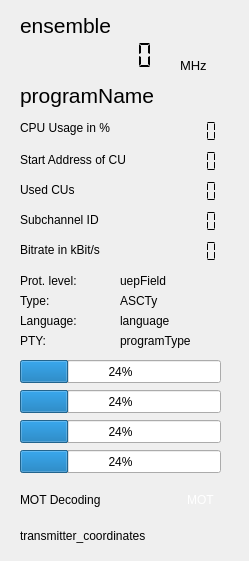
Above: forms/technical_data.ui from JvanKatwijk/qt-dab before the change. Below: the same form after it.
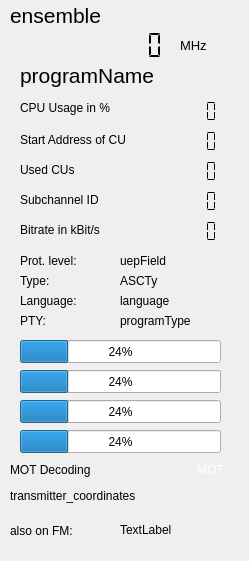
That is the form after the change.

```diff
--- a/forms/technical_data.ui
+++ b/forms/technical_data.ui
@@ -17,7 +17,7 @@
    <property name="geometry">
     <rect>
      <x>160</x>
-     <y>150</y>
+     <y>130</y>
      <width>64</width>
      <height>23</height>
     </rect>
@@ -33,7 +33,7 @@
    <property name="geometry">
     <rect>
      <x>160</x>
-     <y>180</y>
+     <y>160</y>
      <width>64</width>
      <height>23</height>
     </rect>
@@ -49,7 +49,7 @@
    <property name="geometry">
     <rect>
      <x>120</x>
-     <y>310</y>
+     <y>290</y>
      <width>101</width>
      <height>21</height>
     </rect>
@@ -68,7 +68,7 @@
    <property name="geometry">
     <rect>
      <x>20</x>
-     <y>150</y>
+     <y>130</y>
      <width>141</width>
      <height>20</height>
     </rect>
@@ -81,7 +81,7 @@
    <property name="geometry">
     <rect>
      <x>20</x>
-     <y>180</y>
+     <y>160</y>
      <width>121</width>
      <height>20</height>
     </rect>
@@ -94,7 +94,7 @@
    <property name="geometry">
     <rect>
      <x>120</x>
-     <y>330</y>
+     <y>310</y>
      <width>101</width>
      <height>21</height>
     </rect>
@@ -113,7 +113,7 @@
    <property name="geometry">
     <rect>
      <x>20</x>
-     <y>240</y>
+     <y>220</y>
      <width>121</width>
      <height>20</height>
     </rect>
@@ -126,7 +126,7 @@
    <property name="geometry">
     <rect>
      <x>160</x>
-     <y>240</y>
+     <y>220</y>
      <width>64</width>
      <height>23</height>
     </rect>
@@ -142,7 +142,7 @@
    <property name="geometry">
     <rect>
      <x>160</x>
-     <y>210</y>
+     <y>190</y>
      <width>64</width>
      <height>23</height>
     </rect>
@@ -158,7 +158,7 @@
    <property name="geometry">
     <rect>
      <x>20</x>
-     <y>210</y>
+     <y>190</y>
      <width>111</width>
      <height>20</height>
     </rect>
@@ -171,7 +171,7 @@
    <property name="geometry">
     <rect>
      <x>120</x>
-     <y>270</y>
+     <y>250</y>
      <width>101</width>
      <height>21</height>
     </rect>
@@ -196,7 +196,7 @@
    <property name="geometry">
     <rect>
      <x>120</x>
-     <y>290</y>
+     <y>270</y>
      <width>101</width>
      <height>21</height>
     </rect>
@@ -211,8 +211,8 @@
   <widget class="QLabel" name="ensemble">
    <property name="geometry">
     <rect>
-     <x>20</x>
-     <y>10</y>
+     <x>10</x>
+     <y>0</y>
      <width>221</width>
      <height>31</height>
     </rect>
@@ -232,8 +232,8 @@
   <widget class="QLCDNumber" name="frequency">
    <property name="geometry">
     <rect>
-     <x>20</x>
-     <y>40</y>
+     <x>30</x>
+     <y>30</y>
      <width>141</width>
      <height>31</height>
     </rect>
@@ -266,7 +266,7 @@
    <property name="geometry">
     <rect>
      <x>180</x>
-     <y>50</y>
+     <y>30</y>
      <width>41</width>
      <height>31</height>
     </rect>
@@ -287,7 +287,7 @@
    <property name="geometry">
     <rect>
      <x>20</x>
-     <y>360</y>
+     <y>340</y>
      <width>201</width>
      <height>23</height>
     </rect>
@@ -303,7 +303,7 @@
    <property name="geometry">
     <rect>
      <x>20</x>
-     <y>390</y>
+     <y>370</y>
      <width>201</width>
      <height>23</height>
     </rect>
@@ -319,7 +319,7 @@
    <property name="geometry">
     <rect>
      <x>20</x>
-     <y>420</y>
+     <y>400</y>
      <width>201</width>
      <height>23</height>
     </rect>
@@ -335,7 +335,7 @@
    <property name="geometry">
     <rect>
      <x>20</x>
-     <y>450</y>
+     <y>430</y>
      <width>201</width>
      <height>23</height>
     </rect>
@@ -351,7 +351,7 @@
    <property name="geometry">
     <rect>
      <x>20</x>
-     <y>118</y>
+     <y>98</y>
      <width>121</width>
      <height>20</height>
     </rect>
@@ -364,7 +364,7 @@
    <property name="geometry">
     <rect>
      <x>20</x>
-     <y>80</y>
+     <y>60</y>
      <width>221</width>
      <height>31</height>
     </rect>
@@ -384,8 +384,8 @@
   <widget class="QLabel" name="motAvailable">
    <property name="geometry">
     <rect>
-     <x>180</x>
-     <y>490</y>
+     <x>190</x>
+     <y>460</y>
      <width>41</width>
      <height>20</height>
     </rect>
@@ -403,8 +403,8 @@
   <widget class="QLabel" name="label_7">
    <property name="geometry">
     <rect>
-     <x>20</x>
-     <y>490</y>
+     <x>10</x>
+     <y>460</y>
      <width>151</width>
      <height>20</height>
     </rect>
@@ -416,8 +416,8 @@
   <widget class="QLabel" name="transmitter_coordinates">
    <property name="geometry">
     <rect>
-     <x>20</x>
-     <y>520</y>
+     <x>10</x>
+     <y>480</y>
      <width>201</width>
      <height>31</height>
     </rect>
@@ -433,7 +433,7 @@
    <property name="geometry">
     <rect>
      <x>20</x>
-     <y>270</y>
+     <y>250</y>
      <width>91</width>
      <height>21</height>
     </rect>
@@ -452,7 +452,7 @@
    <property name="geometry">
     <rect>
      <x>20</x>
-     <y>290</y>
+     <y>270</y>
      <width>91</width>
      <height>21</height>
     </rect>
@@ -465,7 +465,7 @@
    <property name="geometry">
     <rect>
      <x>20</x>
-     <y>310</y>
+     <y>290</y>
      <width>91</width>
      <height>21</height>
     </rect>
@@ -478,7 +478,7 @@
    <property name="geometry">
     <rect>
      <x>20</x>
-     <y>330</y>
+     <y>310</y>
      <width>91</width>
      <height>21</height>
     </rect>
@@ -491,7 +491,7 @@
    <property name="geometry">
     <rect>
      <x>160</x>
-     <y>120</y>
+     <y>100</y>
      <width>64</width>
      <height>23</height>
     </rect>
@@ -503,6 +503,32 @@
     <enum>QLCDNumber::Flat</enum>
    </property>
   </widget>
+  <widget class="QLabel" name="fmFrequency">
+   <property name="geometry">
+    <rect>
+     <x>120</x>
+     <y>520</y>
+     <width>81</width>
+     <height>20</height>
+    </rect>
+   </property>
+   <property name="text">
+    <string>TextLabel</string>
+   </property>
+  </widget>
+  <widget class="QLabel" name="fmLabel">
+   <property name="geometry">
+    <rect>
+     <x>10</x>
+     <y>520</y>
+     <width>91</width>
+     <height>21</height>
+    </rect>
+   </property>
+   <property name="text">
+    <string>also on FM:</string>
+   </property>
+  </widget>
  </widget>
  <resources/>
  <connections/>
```
